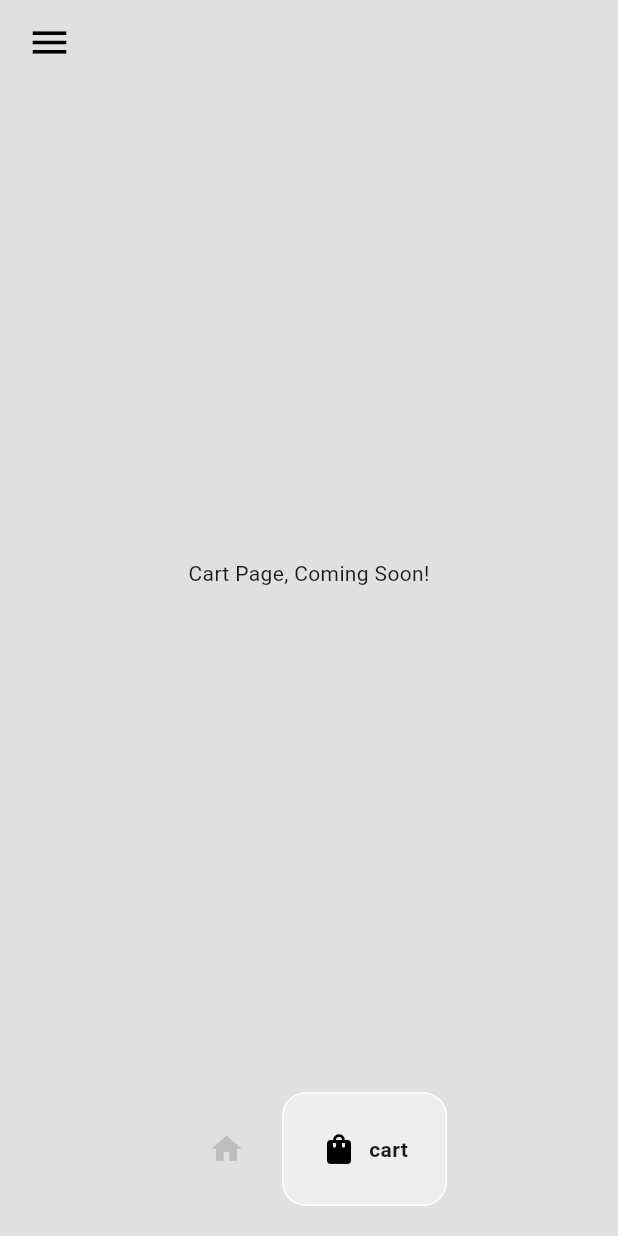
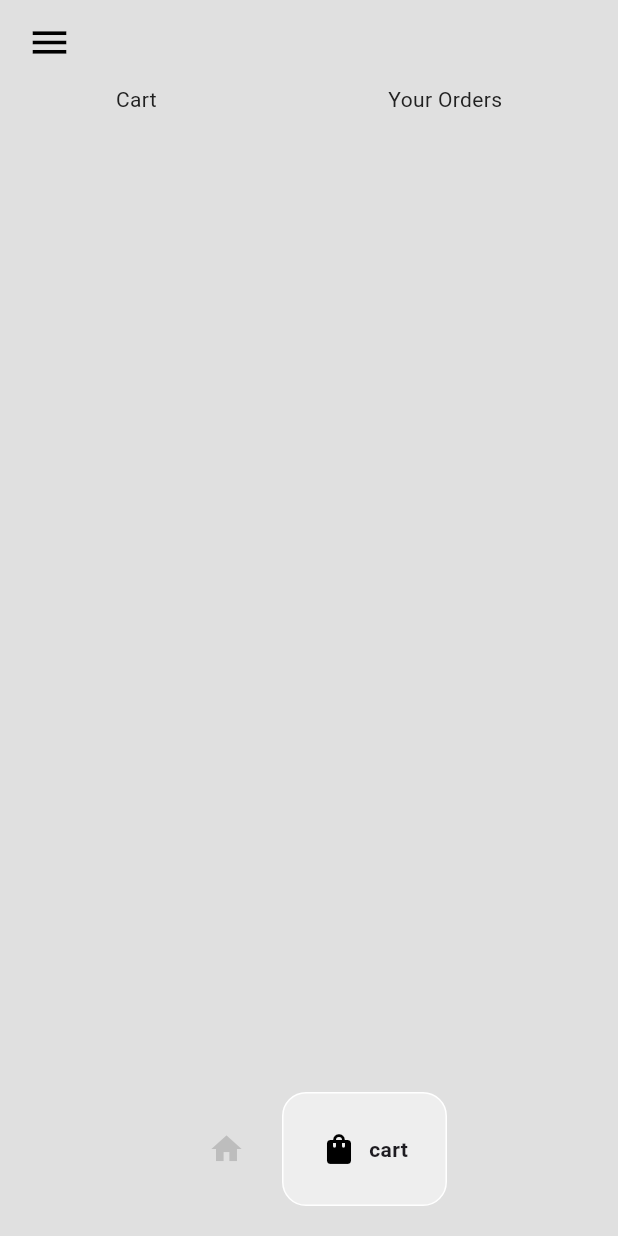
Before and after one commit to MdHananSjd/Adidas-Sneaks, a Flutter app: the HomePage screen opened directly, item 2 of the bottom bar chosen, on a phone screen of 412 x 824 dp. Run offline on Flutter 3.47's test engine with Material 3 defaults, Android fonts, the phone set to English and light mode, and no system bars; drawn by our look-alikes of google_nav_bar.

Commit message:
updates to the shopping page

```diff
--- a/lib/pages/cart_page.dart
+++ b/lib/pages/cart_page.dart
@@ -10,8 +10,28 @@ class CartPage extends StatefulWidget {
 class _CartPageState extends State<CartPage> {
   @override
   Widget build(BuildContext context) {
-    return Center(
-      child: Text("Cart Page, Coming Soon!"),
+    return Column(
+      children: [
+        Row(
+          mainAxisAlignment: MainAxisAlignment.spaceAround,
+          children: [
+            Text(
+              "Cart",
+              style: TextStyle(
+                color: Colors.grey[900],
+              ),
+              ),
+            Text(
+              "Your Orders",
+              style: TextStyle(
+                color: Colors.grey[900],
+              ),
+              ),
+          ],
+        ),
+        const SizedBox(width: 20,),
+
+      ],
     );
   }
 }
--- a/lib/pages/shop_page.dart
+++ b/lib/pages/shop_page.dart
@@ -73,6 +73,13 @@ class _ShopPageState extends State<ShopPage> {
           ),
         ),
 
+        Padding(
+          padding: const EdgeInsets.all(25),
+          child: Divider(
+            color: Colors.white,
+          ),
+        )
+
 
       ],
     );
```
